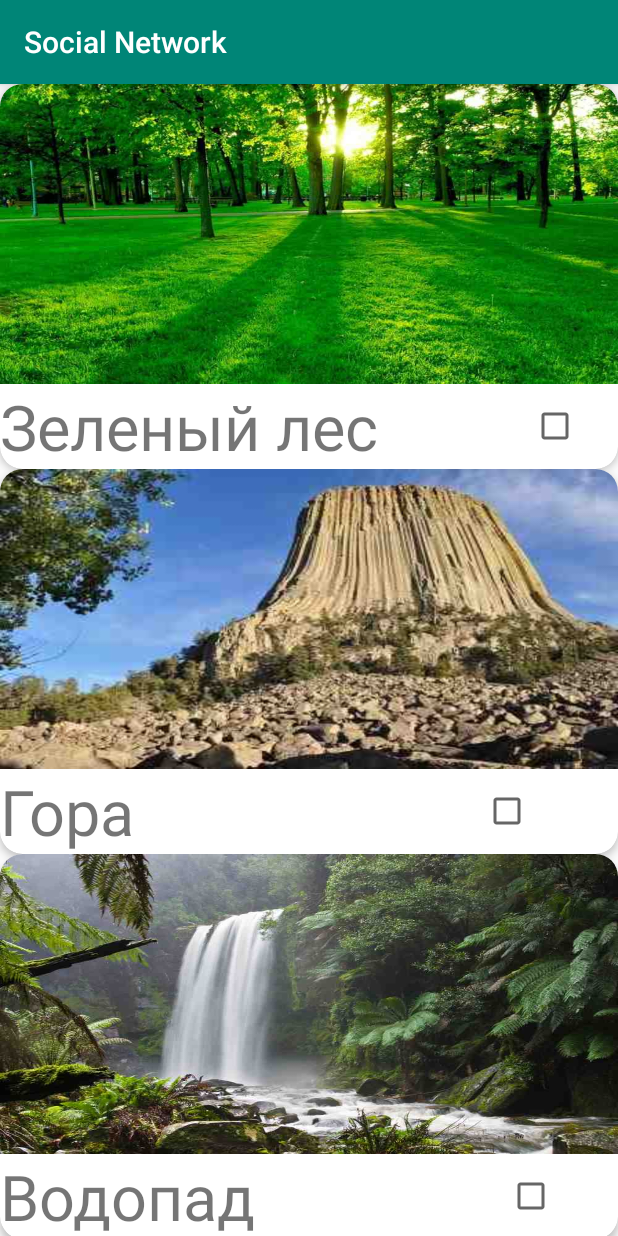
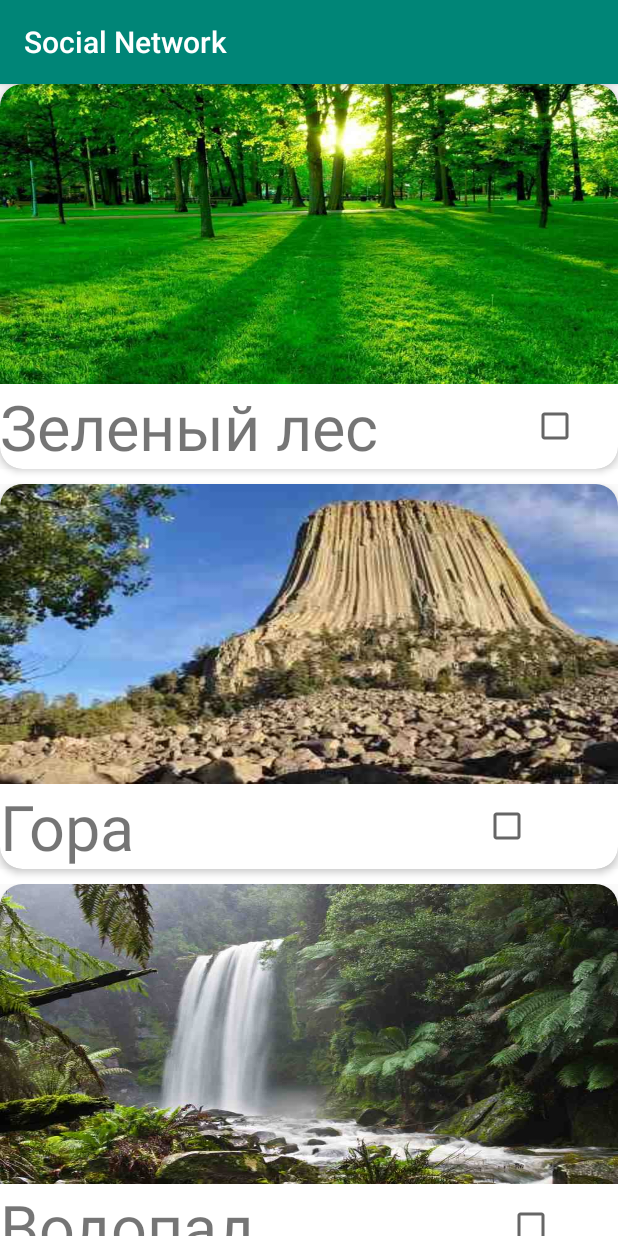
Before and after one commit to DwarfPorter/SocialNetwork, an Android app: the screen it shows after launch (MainActivity), on a phone screen of 412 x 824 dp. Run offline under Robolectric (Android 15) with nearby library versions, the phone set to English and light mode, and no system bars.

Commit message:
разделитель элементов

```diff
--- a/app/src/main/java/ru/geekbrains/socialnetwork/MainActivity.java
+++ b/app/src/main/java/ru/geekbrains/socialnetwork/MainActivity.java
@@ -1,6 +1,7 @@
 package ru.geekbrains.socialnetwork;
 
 import androidx.appcompat.app.AppCompatActivity;
+import androidx.recyclerview.widget.DividerItemDecoration;
 import androidx.recyclerview.widget.LinearLayoutManager;
 import androidx.recyclerview.widget.RecyclerView;
 
@@ -31,6 +32,10 @@ public class MainActivity extends AppCompatActivity {
         SocialNetworkAdapter socnetAdapter = new SocialNetworkAdapter(data);
         recyclerView.setAdapter(socnetAdapter);
 
+        DividerItemDecoration itemDecoration = new DividerItemDecoration(this, LinearLayoutManager.VERTICAL);
+        itemDecoration.setDrawable(getDrawable(R.drawable.separator));
+        recyclerView.addItemDecoration(itemDecoration);
+
         socnetAdapter.SetOnItemClickListener(new SocialNetworkAdapter.OnItemClickListener() {
             @Override
             public void onItemClick(View view, int position) {
--- /dev/null
+++ b/app/src/main/res/drawable/separator.xml
@@ -0,0 +1,6 @@
+<?xml version="1.0" encoding="utf-8"?>
+<shape xmlns:android="http://schemas.android.com/apk/res/android"
+    android:shape="rectangle">
+    <size android:height="10dp" />
+    <solid android:color="@color/cardview_light_background"/>
+</shape>
```
